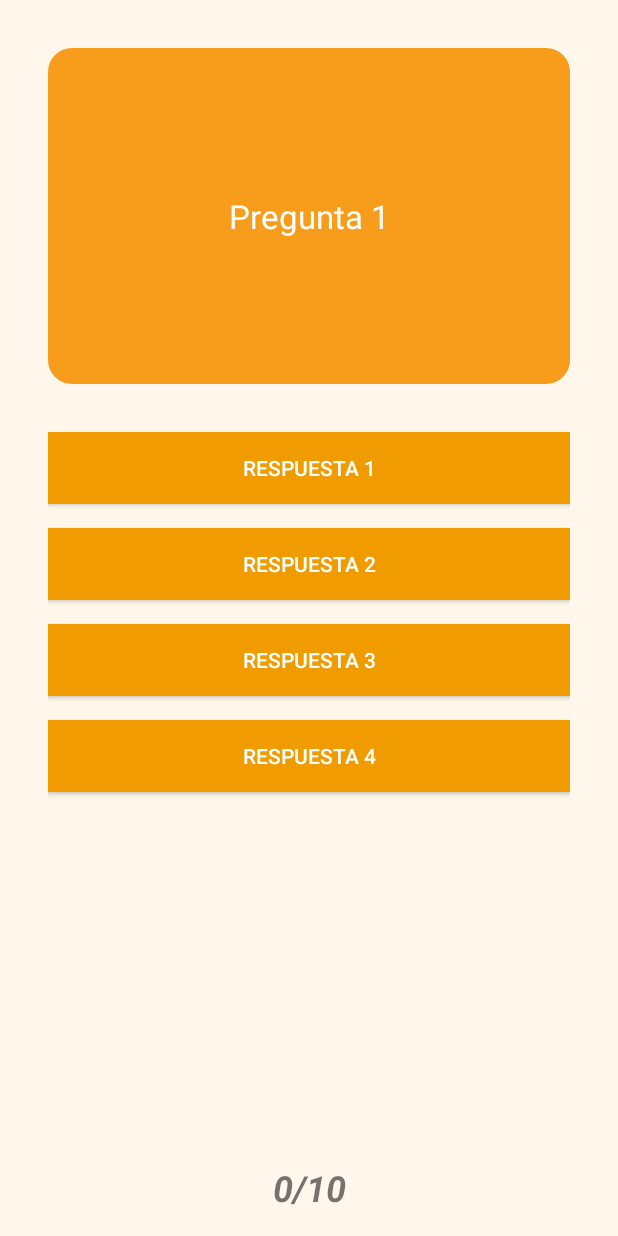
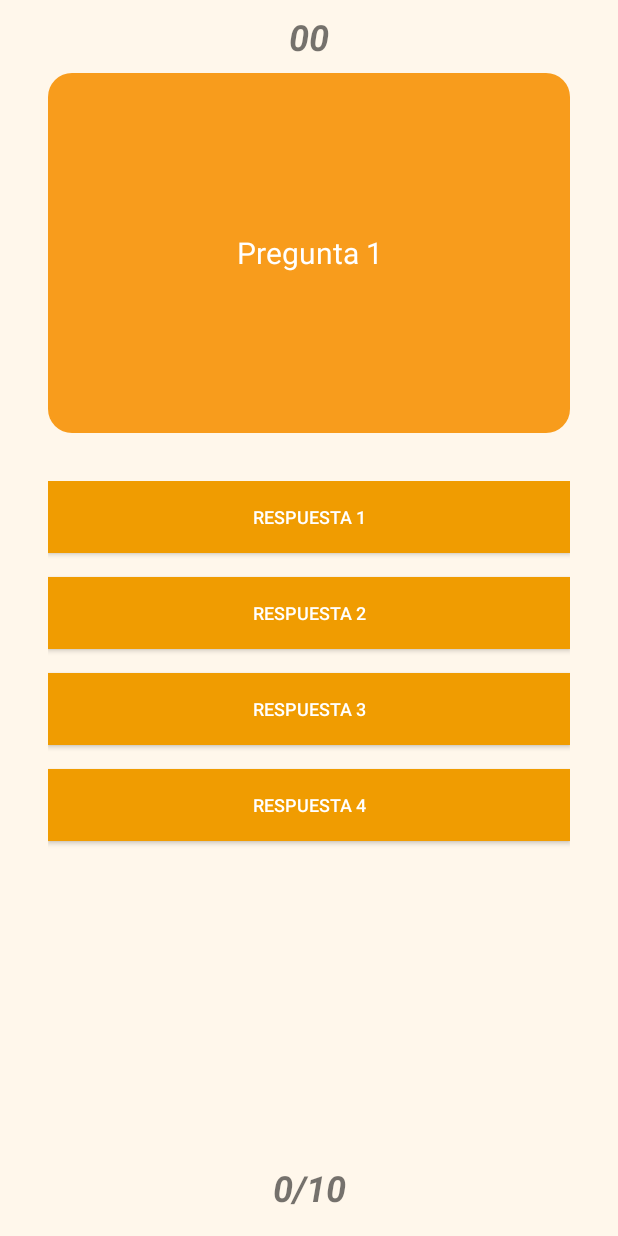
Before and after one commit to Juedquipa/reglapp-unab, an Android app: the layout activity_quiz.xml on its own in the app's theme, with its tools: preview values and no code run, on a phone screen of 412 x 824 dp. Run offline under Robolectric (Android 15) with nearby library versions, the phone set to English and light mode, and no system bars.

Commit message:
improved quiz section

```diff
--- a/app/src/main/java/com/example/reglappunab/MainActivity.java
+++ b/app/src/main/java/com/example/reglappunab/MainActivity.java
@@ -23,7 +23,8 @@ public class MainActivity extends AppCompatActivity {
             Toast.makeText(this, "Boton Aprende", Toast.LENGTH_SHORT).show();
         });
         btQuiz.setOnClickListener(view -> {
-            Intent intent = new Intent(this, QuizActivity.class);
+            Intent intent = new Intent(this, LoaderActivity.class);
+            intent.putExtra("activity", "quiz");
             startActivity(intent);
         });
     }
--- a/app/src/main/res/layout/activity_quiz.xml
+++ b/app/src/main/res/layout/activity_quiz.xml
@@ -12,7 +12,7 @@
         android:layout_width="0dp"
         android:layout_height="0dp"
         android:layout_marginStart="32dp"
-        android:layout_marginTop="32dp"
+        android:layout_marginTop="8dp"
         android:layout_marginEnd="32dp"
         android:layout_marginBottom="8dp"
         android:orientation="vertical"
@@ -22,6 +22,19 @@
         app:layout_constraintStart_toStartOf="parent"
         app:layout_constraintTop_toTopOf="parent">
 
+        <TextView
+            android:id="@+id/tv_timer"
+            android:layout_width="match_parent"
+            android:layout_height="wrap_content"
+            android:layout_marginBottom="8dp"
+            android:text="00"
+            android:textAlignment="center"
+            android:textIsSelectable="false"
+            android:textSize="24sp"
+            android:textStyle="bold|italic"
+            app:layout_constraintEnd_toEndOf="parent"
+            app:layout_constraintStart_toStartOf="parent" />
+
         <FrameLayout
             android:layout_width="match_parent"
             android:layout_height="wrap_content">
@@ -29,7 +42,7 @@
             <ImageView
                 android:id="@+id/iv_naranja"
                 android:layout_width="match_parent"
-                android:layout_height="224dp"
+                android:layout_height="240dp"
                 app:srcCompat="@drawable/rounded_filled_bg" />
 
             <TextView
@@ -46,7 +59,7 @@
                 android:textAlignment="center"
                 android:textColor="#FFFFFF"
                 android:textIsSelectable="false"
-                app:autoSizeMaxTextSize="22sp"
+                app:autoSizeMaxTextSize="20sp"
                 app:autoSizeMinTextSize="16sp"
                 app:autoSizeTextType="uniform" />
         </FrameLayout>
@@ -64,7 +77,8 @@
                 android:layout_height="wrap_content"
                 android:background="#FF9800"
                 android:text="Respuesta 1"
-                app:cornerRadius="0sp" />
+                android:textSize="12sp"
+                app:cornerRadius="8sp" />
 
             <Button
                 android:id="@+id/button_respuesta_2"
@@ -74,7 +88,8 @@
                 android:layout_marginTop="16dp"
                 android:background="#FF9900"
                 android:text="Respuesta 2"
-                app:cornerRadius="0sp" />
+                android:textSize="12sp"
+                app:cornerRadius="8sp" />
 
             <Button
                 android:id="@+id/button_respuesta_3"
@@ -84,7 +99,8 @@
                 android:layout_marginTop="16dp"
                 android:background="#FF9900"
                 android:text="Respuesta 3"
-                app:cornerRadius="0sp" />
+                android:textSize="12sp"
+                app:cornerRadius="8sp" />
 
             <Button
                 android:id="@+id/button_respuesta_4"
@@ -94,7 +110,8 @@
                 android:layout_marginTop="16dp"
                 android:background="#FF9900"
                 android:text="Respuesta 4"
-                app:cornerRadius="0sp" />
+                android:textSize="12sp"
+                app:cornerRadius="8sp" />
         </LinearLayout>
 
     </LinearLayout>
@@ -118,5 +135,7 @@
             app:layout_constraintEnd_toEndOf="parent"
             app:layout_constraintStart_toStartOf="parent"
             app:layout_constraintTop_toTopOf="parent" />
+
     </androidx.constraintlayout.widget.ConstraintLayout>
+
 </androidx.constraintlayout.widget.ConstraintLayout>
--- a/app/src/main/res/values/colors.xml
+++ b/app/src/main/res/values/colors.xml
@@ -7,6 +7,8 @@
     <color name="secondary_light">#a859c2</color>
     <color name="secondary_dark">#470063</color>
 
+    <color name="naranja_unab">#F18805</color>
+
     <color name="purple_200">#FFBB86FC</color>
     <color name="purple_500">#FF6200EE</color>
     <color name="purple_700">#FF3700B3</color>
```
Also changed, not shown: app/src/main/AndroidManifest.xml (+7 -0 lines), app/src/main/java/com/example/reglappunab/LoaderActivity.java (added, +33 -0 lines), app/src/main/java/com/example/reglappunab/QuizActivity.java (+118 -4 lines), app/src/main/res/layout/activity_loader.xml (added, +21 -0 lines), 4 other files.
